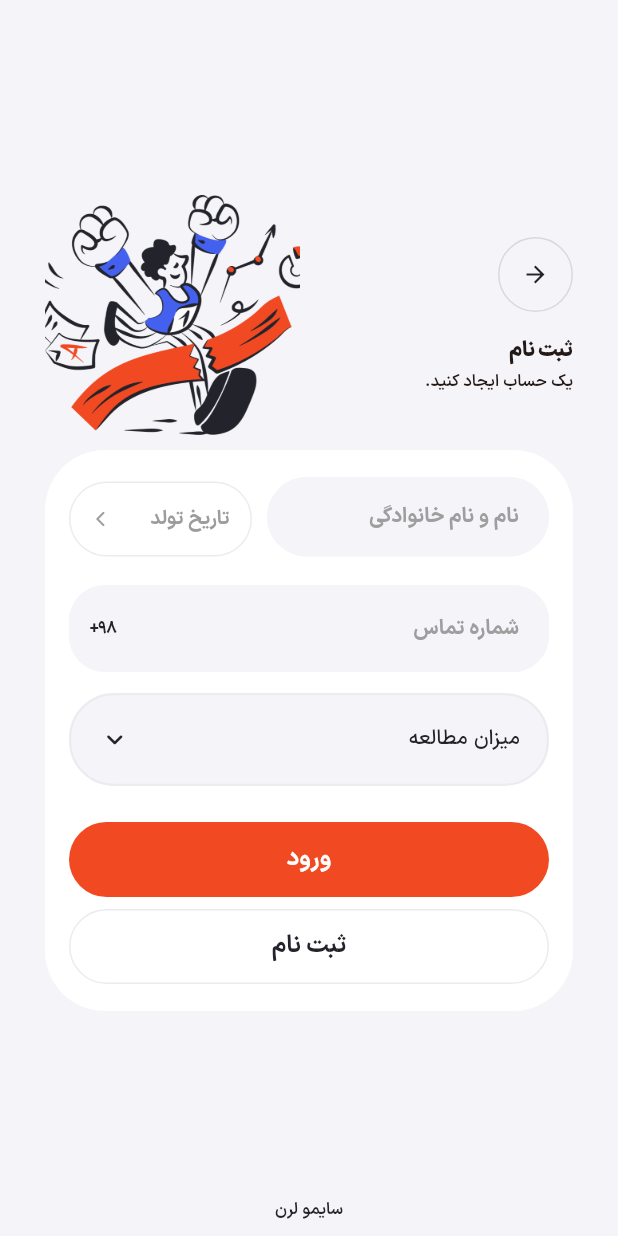
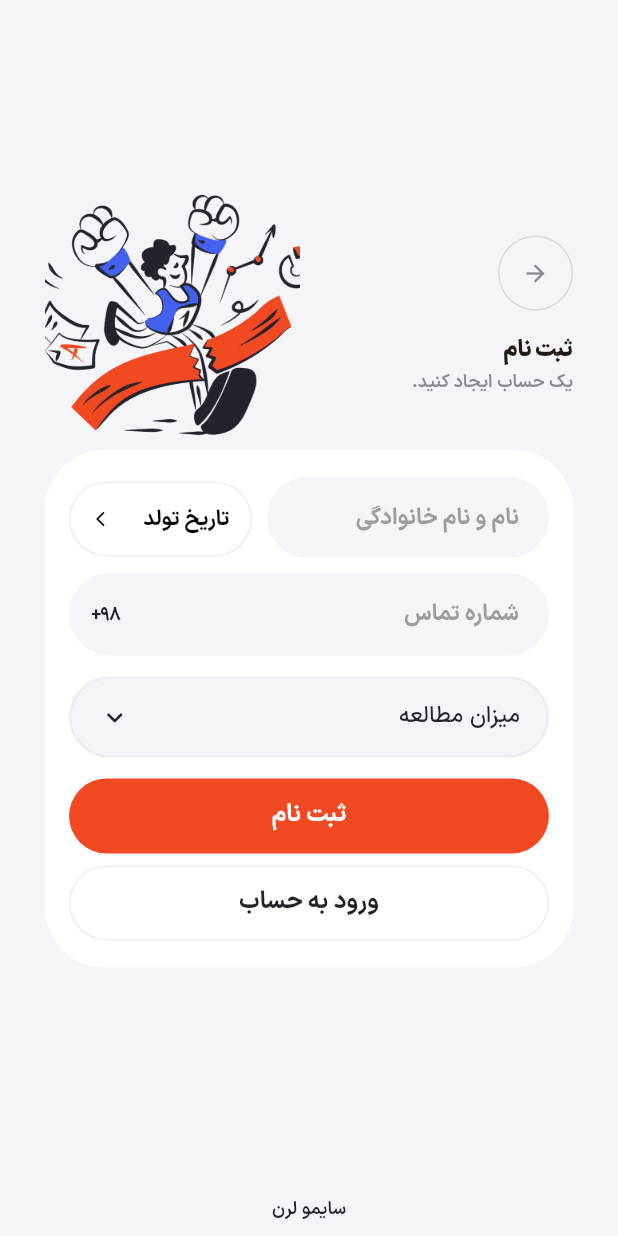
Before and after one commit to Amirh-dev/saimo-app, a Flutter app: the screen it shows after launch, after a tap on "ثبت نام", on a phone screen of 412 x 824 dp. Run offline on Flutter 3.47's test engine with Material 3 defaults, Android fonts, the phone set to English and light mode, and no system bars; our stand-ins replace device_info_plus, equatable, flutter_bloc, flutter_svg, pinput, shamsi_date and 2 more.

Commit message:
Working on redesigns

```diff
--- a/lib/presentation/screens/authentication/login/index.dart
+++ b/lib/presentation/screens/authentication/login/index.dart
@@ -15,12 +15,6 @@ class LoginScreen extends StatefulWidget {
 
 class _LoginScreenState extends State<LoginScreen> {
   final TextEditingController phoneController = TextEditingController();
-
-  double _rf(double size) {
-    final width = MediaQuery.sizeOf(context).width;
-    final scale = ((width / 375).clamp(0.85, 1.0)) * 0.92;
-    return size * scale;
-  }
 
   @override
   Widget build(BuildContext context) {
@@ -47,6 +41,7 @@ class _LoginScreenState extends State<LoginScreen> {
                           child: Column(
                             children: [
                               ReTextField(
+                                borderRadius: 100,
                                 onChanged: (p0) {
                                   setState(() {});
                                 },
@@ -54,15 +49,15 @@ class _LoginScreenState extends State<LoginScreen> {
                                 placeholderAlign: TextAlign.right,
                                 backgroundColor: AppColors.gray1,
                                 placeholder: 'شماره تماس',
-                                fontSize: _rf(15),
+                                fontSize: 15,
                                 maxLength: 11,
                                 keyboardType: TextInputType.number,
                                 suffixIcon: Container(
                                     margin: const EdgeInsets.only(left: 15),
-                                    child: ReText(
+                                    child: const ReText(
                                       '98+',
                                       isPersian: false,
-                                      fontSize: _rf(12),
+                                      fontSize: 12,
                                       fontWeight: FontWeight.w700,
                                       color: AppColors.black1,
                                     )),
@@ -72,9 +67,9 @@ class _LoginScreenState extends State<LoginScreen> {
                                 onPressed: () {
                                   context.to(const RegisterScreen());
                                 },
-                                fontSize: _rf(15),
+                                fontSize: 15,
                                 text: 'ورود',
-                              ).tMargin(24),
+                              ).tMargin(16),
                               ReButton(
                                 isOutlined: true,
                                 color: AppColors.gray2,
@@ -83,7 +78,7 @@ class _LoginScreenState extends State<LoginScreen> {
                                 onPressed: () {
                                   context.to(const RegisterScreen());
                                 },
-                                fontSize: _rf(15),
+                                fontSize: 15,
                                 text: 'ثبت نام',
                               ).tMargin(8),
                             ],
@@ -91,10 +86,10 @@ class _LoginScreenState extends State<LoginScreen> {
                         )
                       ],
                     ).tMargin(130),
-                    ReText(
+                    const ReText(
                       'سایمو لرن',
                       color: AppColors.black1,
-                      fontSize: _rf(12),
+                      fontSize: 12,
                       fontWeight: FontWeight.w600,
                     ).bMargin(10)
                   ],
--- a/lib/presentation/screens/authentication/otp_code/index.dart
+++ b/lib/presentation/screens/authentication/otp_code/index.dart
@@ -1,6 +1,7 @@
 import 'package:flutter/material.dart';
 import 'package:flutter/services.dart';
 import 'package:pinput/pinput.dart';
+import 'package:simo_learn/presentation/screens/app_navigation_tabs.dart';
 import 'package:simo_learn/presentation/screens/authentication/widgets/auth_header.dart';
 import 'package:simo_learn/presentation/screens/profile/index.dart';
 import 'package:simo_learn/presentation/widgets/re_button.dart';
@@ -94,7 +95,7 @@ class OTPCodeScreen extends StatelessWidget {
                               ReButton(
                                 isEnabled: codeController.text.length == 5,
                                 onPressed: () {
-                                  context.to(const ProfileScreen());
+                                  context.to(const HomeScreen());
                                 },
                                 text: 'ورود',
                               ).tMargin(24),
--- a/lib/presentation/screens/authentication/register/index.dart
+++ b/lib/presentation/screens/authentication/register/index.dart
@@ -33,12 +33,6 @@ class _RegisterScreenState extends State<RegisterScreen> {
     'بین ۴ تا ۷ ساعت',
     'بیش از ۷ ساعت',
   ];
-
-  double _rf(double size) {
-    final width = MediaQuery.sizeOf(context).width;
-    final scale = ((width / 375).clamp(0.85, 1.0)) * 0.92;
-    return size * scale;
-  }
 
   @override
   void initState() {
@@ -132,16 +126,19 @@ class _RegisterScreenState extends State<RegisterScreen> {
 
   Widget _buildNameAndDateRow() {
     return Row(
+      mainAxisAlignment: MainAxisAlignment.center,
+      crossAxisAlignment: CrossAxisAlignment.center,
+      mainAxisSize: MainAxisSize.max,
       children: [
         GestureDetector(
           onTap: _openBirthDatePicker,
           child: Container(
-            margin: const EdgeInsets.only(bottom: 4),
             height: 50,
             width: 122,
+            margin: const EdgeInsets.only(bottom: 4),
             decoration: BoxDecoration(
               color: AppColors.white,
-              borderRadius: BorderRadius.circular(28),
+              borderRadius: BorderRadius.circular(100),
               border: Border.all(color: AppColors.gray2),
             ),
             padding: const EdgeInsets.symmetric(horizontal: 14),
@@ -150,18 +147,17 @@ class _RegisterScreenState extends State<RegisterScreen> {
                 const Icon(
                   Icons.arrow_back_ios_new_rounded,
                   size: 12,
-                  color: AppColors.dark6Color,
+                  color: AppColors.black,
                 ),
                 const Spacer(),
                 ReText(
                   _birthDate == null
                       ? 'تاریخ تولد'
                       : '${_birthDate!.year}/${_birthDate!.month}/${_birthDate!.day}',
-                  fontSize: _rf(14),
+                  fontSize: 14,
                   fontWeight: FontWeight.w700,
-                  color: _birthDate == null
-                      ? AppColors.dark6Color
-                      : AppColors.black1,
+                  color:
+                      _birthDate == null ? AppColors.black : AppColors.black1,
                 ),
               ],
             ),
@@ -177,7 +173,7 @@ class _RegisterScreenState extends State<RegisterScreen> {
             controller: _fullNameController,
             placeholder: 'نام و نام خانوادگی',
             placeholderAlign: TextAlign.right,
-            fontSize: _rf(15),
+            fontSize: 15,
             fontWeight: FontWeight.w700,
           ),
         ),
@@ -197,18 +193,18 @@ class _RegisterScreenState extends State<RegisterScreen> {
         setState(() {});
       },
       borderColor: AppColors.gray1,
-      borderRadius: 24,
-      fontSize: _rf(15),
+      borderRadius: 100,
+      fontSize: 15,
       fontWeight: FontWeight.w700,
-      suffixIcon: Padding(
-        padding: const EdgeInsets.only(left: 14),
+      suffixIcon: const Padding(
+        padding: EdgeInsets.only(left: 15),
         child: Align(
           alignment: Alignment.centerLeft,
           widthFactor: 1,
           child: ReText(
             '98+',
             isPersian: false,
-            fontSize: _rf(12),
+            fontSize: 12,
             fontWeight: FontWeight.w700,
             color: AppColors.black1,
           ),
@@ -224,7 +220,7 @@ class _RegisterScreenState extends State<RegisterScreen> {
         onTap: _toggleStudyMenu,
         child: Container(
           key: _studyHeaderKey,
-          height: 62,
+          height: 54,
           width: double.infinity,
           decoration: BoxDecoration(
             color: AppColors.gray1,
@@ -246,7 +242,7 @@ class _RegisterScreenState extends State<RegisterScreen> {
                 _selectedStudyIndex == null
                     ? 'میزان مطالعه'
                     : _studyOptions[_selectedStudyIndex!],
-                fontSize: _rf(15),
+                fontSize: 15,
                 fontWeight: FontWeight.w500,
                 color: AppColors.black1,
               ),
@@ -293,7 +289,7 @@ class _RegisterScreenState extends State<RegisterScreen> {
                 padding: const EdgeInsets.symmetric(horizontal: 24),
                 child: ReText(
                   _studyOptions[index],
-                  fontSize: _rf(13),
+                  fontSize: 13,
                   fontWeight: FontWeight.w800,
                   color: AppColors.black1,
                 ),
@@ -331,7 +327,7 @@ class _RegisterScreenState extends State<RegisterScreen> {
                           child: Column(
                             children: [
                               _buildNameAndDateRow(),
-                              _buildPhoneField().tMargin(12),
+                              _buildPhoneField().tMargin(4),
                               _buildStudyHeader().tMargin(14),
                               ReButton(
                                 onPressed: () {
@@ -339,8 +335,8 @@ class _RegisterScreenState extends State<RegisterScreen> {
                                   context.to(OTPCodeScreen());
                                 },
                                 fontSize: 16,
-                                text: 'ورود',
-                              ).tMargin(24),
+                                text: 'ثبت نام',
+                              ).tMargin(14),
                               ReButton(
                                 isOutlined: true,
                                 color: AppColors.gray2,
@@ -351,17 +347,17 @@ class _RegisterScreenState extends State<RegisterScreen> {
                                   context.to(const RegisterScreen());
                                 },
                                 fontSize: 16,
-                                text: 'ثبت نام',
+                                text: 'ورود به حساب',
                               ).tMargin(8),
                             ],
                           ).hMargin(16).vMargin(18),
                         ),
                       ],
                     ).tMargin(130),
-                    ReText(
+                    const ReText(
                       'سایمو لرن',
                       color: AppColors.black1,
-                      fontSize: _rf(12),
+                      fontSize: 12,
                       fontWeight: FontWeight.w600,
                     ).bMargin(10)
                   ],
--- a/lib/presentation/screens/authentication/widgets/auth_header.dart
+++ b/lib/presentation/screens/authentication/widgets/auth_header.dart
@@ -7,8 +7,6 @@ import 'package:simo_learn/utils/extentions.dart';
 
 Row authHeaderWidget(BuildContext context, {required Enum authType}) {
   final width = MediaQuery.sizeOf(context).width;
-  final fontScale = ((width / 375).clamp(0.85, 1.0)) * 0.92;
-  double rf(double size) => size * fontScale;
 
   return Row(
     mainAxisAlignment: MainAxisAlignment.center,
@@ -40,7 +38,7 @@ Row authHeaderWidget(BuildContext context, {required Enum authType}) {
               child: const Icon(
                 Icons.arrow_forward,
                 size: 18,
-                color: AppColors.black1,
+                color: AppColors.gray,
               ).hMargin(15).vMargin(15),
             ),
           ),
@@ -50,7 +48,7 @@ Row authHeaderWidget(BuildContext context, {required Enum authType}) {
                 : authType == AuthMode.login
                     ? 'ورود به حساب'
                     : 'ورود کد تایید',
-            fontSize: rf(15),
+            fontSize: 15,
             fontWeight: FontWeight.w900,
           ),
           ReText(
@@ -59,7 +57,8 @@ Row authHeaderWidget(BuildContext context, {required Enum authType}) {
                 : authType == AuthMode.login
                     ? 'به حساب کاربری خود وارد شوید.'
                     : 'کد تایید ارسال شده را وارد کنید.',
-            fontSize: rf(12),
+            fontSize: 12,
+            color: AppColors.gray,
             fontWeight: FontWeight.w600,
           ).tMargin(2)
         ],
--- a/lib/presentation/widgets/re_text_field.dart
+++ b/lib/presentation/widgets/re_text_field.dart
@@ -243,7 +243,7 @@ class _ReTextFieldState extends State<ReTextField> {
         textAlignVertical:
             isMultiline ? TextAlignVertical.top : TextAlignVertical.center,
       ),
-    ).sizedBox(height: widget.height ?? 58, width: double.infinity);
+    ).sizedBox(height: widget.height ?? 55, width: double.infinity);
   }
 }
 
--- a/lib/utils/colors.dart
+++ b/lib/utils/colors.dart
@@ -3,13 +3,16 @@ import 'package:flutter/material.dart';
 class AppColors {
   static const Color primary = Color(0xFFF14922);
   static const Color success = Color(0xFF4CAF50);
-    static const Color white = Color(0xFFFFFFFF);
+  static const Color white = Color(0xFFFFFFFF);
+  static const Color black = Color(0xFF000000);
+
   static const Color textPrimary = Color(0xFF212121);
-
   static const Color black1 = Color(0xFF23232B);
   static const Color errorColor = Color(0xFFF12222);
+  static const Color gray = Color(0xFF8b8b91);
   static const Color gray1 = Color(0xFFF5F5F9);
   static const Color gray2 = Color(0xFFEBECF0);
+
   static const Color simoCoin = Color(0xFFF0B430);
   static const Color secondary = Color(0xFF4361EE);
   static const Color done = Color(0xFF1AC56A);
```
Also changed, not shown: lib/presentation/screens/app_navigation_tabs.dart (+12 -25 lines), lib/presentation/screens/authentication/register/widgets/birth_date_picker_bottom_sheet.dart (+20 -19 lines), lib/presentation/screens/tasks/index.dart (+10 -8 lines), lib/presentation/screens/tasks/widgets/add_task_bottom_sheet.dart (+7 -6 lines), lib/presentation/widgets/app_bottom_navigation_bar.dart (+17 -17 lines), pubspec.lock.
